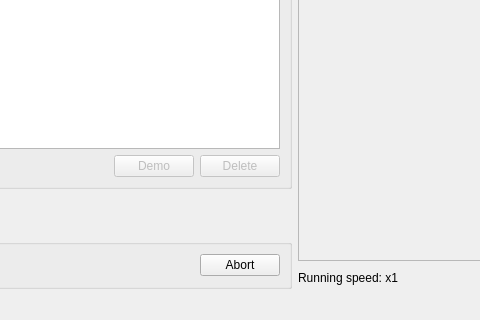
Before: the Qt Designer form src/UI/mainwindow.ui in samuelarbibe/ai-tms, drawn with Qt 5; both pictures show x 425 to 905 and y 514 to 834 of the 1440 by 834 pixel window.
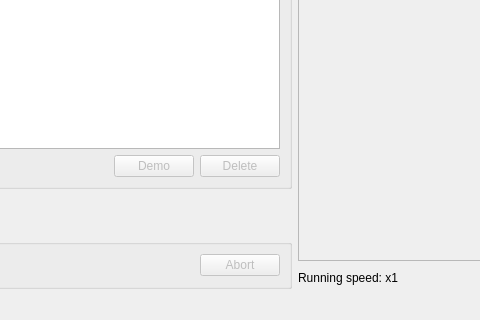
After: the same form once the commit is applied.

What changed in the file:
```diff
--- a/src/UI/mainwindow.ui
+++ b/src/UI/mainwindow.ui
@@ -1808,7 +1808,7 @@
              <item>
               <widget class="QPushButton" name="AbortButton">
                <property name="enabled">
-                <bool>true</bool>
+                <bool>false</bool>
                </property>
                <property name="text">
                 <string>Abort</string>
```
